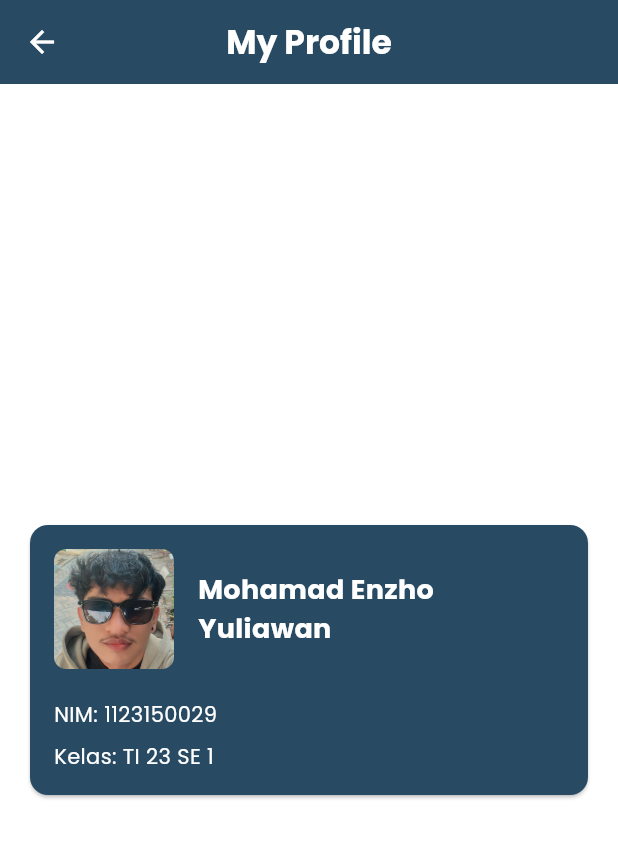
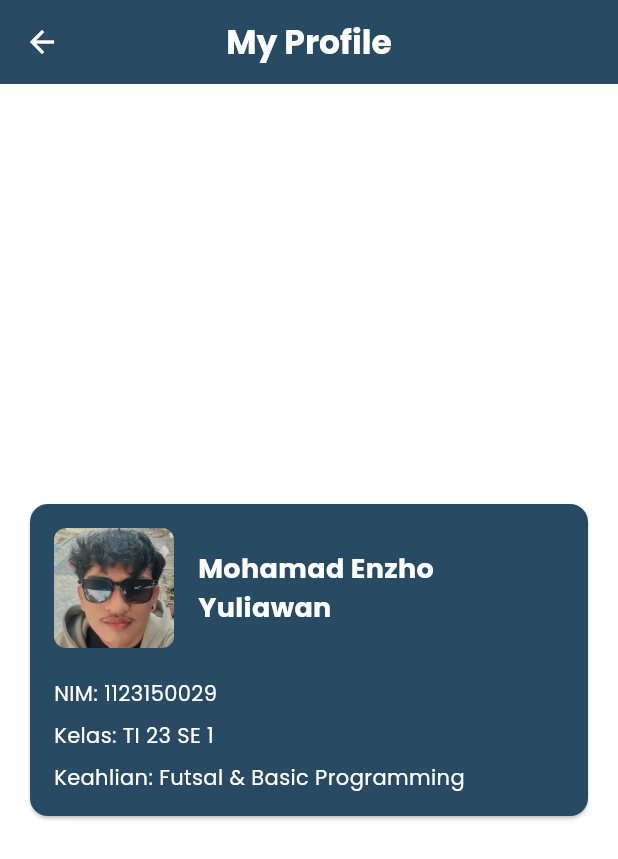
Before and after one commit to str122-xyz/Kelompok-4-trio, a Flutter app: the EnzhoProfile screen opened directly, on a phone screen of 412 x 824 dp. Shown: the top 859 px of the screen. Run offline on Flutter 3.47's test engine with Material 3 defaults, Android fonts, the phone set to English and light mode, and no system bars.

Commit message:
tambah sizedbox dan keahlian

```diff
--- a/lib/screens/team/enzho_profile.dart
+++ b/lib/screens/team/enzho_profile.dart
@@ -92,6 +92,17 @@ class _EnzhoProfileState extends State<EnzhoProfile> {
                     ),
                   ),
 
+                  SizedBox(height: 8),
+
+                  Text(
+                    'Keahlian: Futsal & Basic Programming',
+                    style: TextStyle(
+                      color: Colors.white,
+                      fontFamily: 'Poppins',
+                      fontSize: 14,
+                    ),
+                  ),
+
                 ],
               ),
             ),
```
